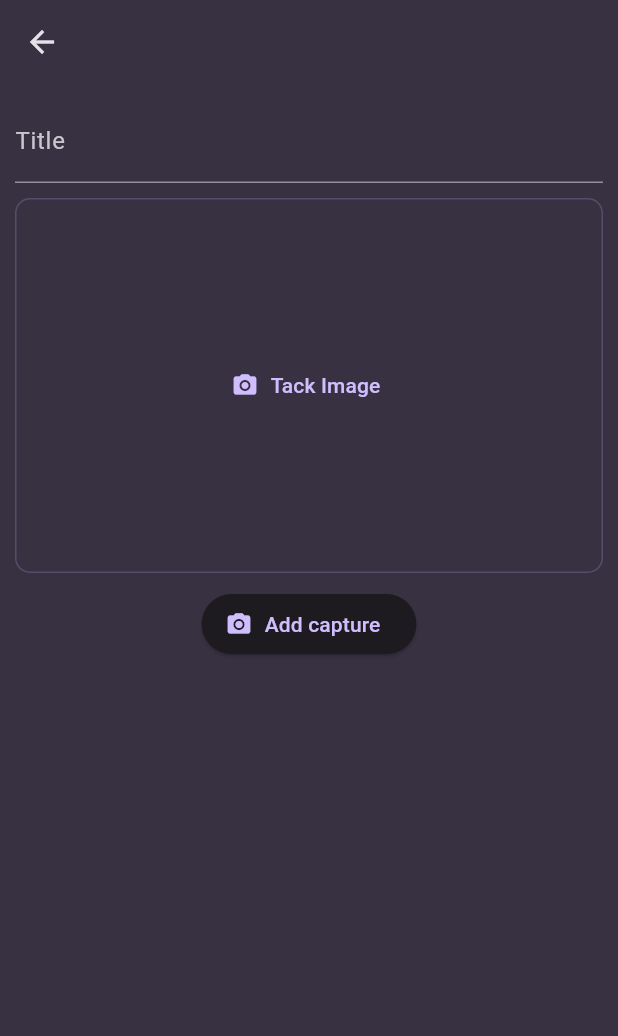
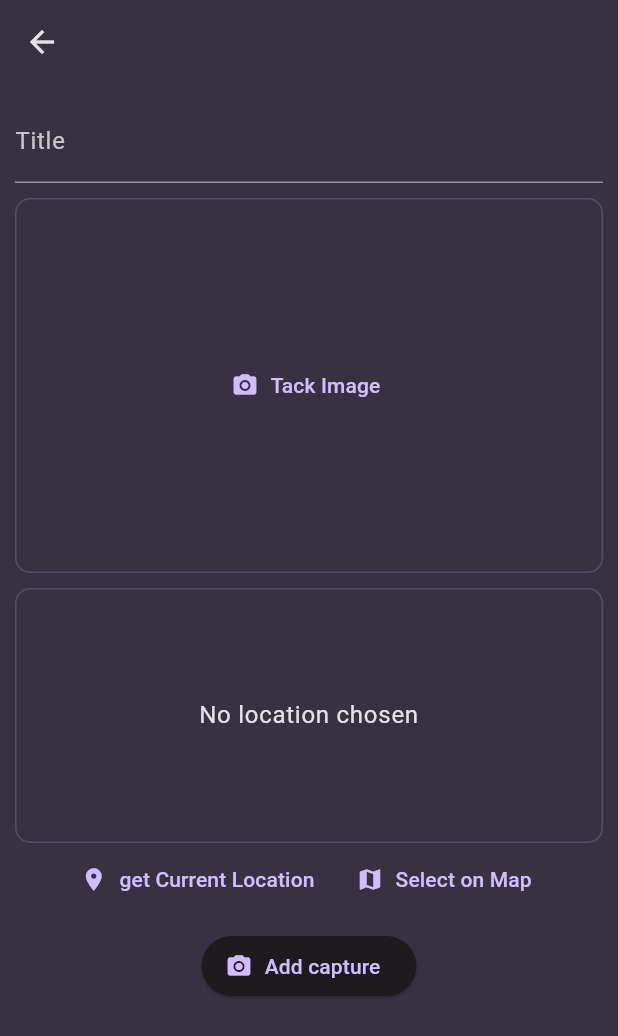
Before and after one commit to devchand4949/my_favorite_place, a Flutter app: the screen it shows after launch, after a tap on the "add" icon, on a phone screen of 412 x 824 dp. Shown: the top 1036 px of the screen. Run offline on Flutter 3.47's test engine with Material 3 defaults, Android fonts, the phone set to English and light mode, and no system bars; our stand-ins replace flutter_riverpod, google_fonts, google_maps_flutter, image_picker, location, riverpod; network calls fail.

Commit message:
google map show onpress circle avatar without api key

```diff
--- a/lib/models/place_model.dart
+++ b/lib/models/place_model.dart
@@ -1,12 +1,31 @@
+import 'dart:io';
+
 import 'package:uuid/uuid.dart';
 
 const uuid = Uuid();
 
+class PlaceLocation {
+  const PlaceLocation({
+    required this.latitude,
+    required this.longitude,
+    required this.address
+});
+
+  final double latitude;
+  final double longitude;
+  final String address;
+
+}
+
 class PlaceModel {
    PlaceModel({
     required this.title,
+     required this.image,
+     required this.location
 }) : id = uuid.v4();
 
   final String id;
   final String title;
+  final File image;
+  final  PlaceLocation location;
 }
--- a/lib/providers/user_places.dart
+++ b/lib/providers/user_places.dart
@@ -1,11 +1,13 @@
+import 'dart:io';
+
 import 'package:riverpod/riverpod.dart';
 import 'package:favorite_places/models/place_model.dart';
 
 class UserPlaceNotifier extends StateNotifier<List<PlaceModel>> {
   UserPlaceNotifier() : super(const []);
 
-  void addPlace(String title) {
-    final newPlace = PlaceModel(title: title);
+  void addPlace(String title, File image,PlaceLocation location) {
+    final newPlace = PlaceModel(title: title,image:image,location: location);
     state = [newPlace, ...state];
   }
 }
--- a/lib/screens/add_places.dart
+++ b/lib/screens/add_places.dart
@@ -1,6 +1,10 @@
+import 'dart:io';
+
 import 'package:favorite_places/main.dart';
+import 'package:favorite_places/models/place_model.dart';
 import 'package:favorite_places/providers/user_places.dart';
 import 'package:favorite_places/widgets/image_input.dart';
+import 'package:favorite_places/widgets/location_input.dart';
 import 'package:flutter/material.dart';
 import 'package:flutter_riverpod/flutter_riverpod.dart';
 
@@ -13,14 +17,19 @@ class AddPlaces extends ConsumerStatefulWidget {
 
 class _AddPlacesState extends ConsumerState<AddPlaces> {
   final _titleController = TextEditingController();
+  File? _selectedImage;
+  PlaceLocation? _selectedLocation;
 
   void _savePlace() {
     final enteresTitle = _titleController.text;
 
-    if (enteresTitle.isEmpty) {
+    if (enteresTitle.isEmpty || _selectedImage == null || _selectedLocation == null) {
       return;
     }
-    ref.read(userPlaceProvider.notifier).addPlace(enteresTitle);
+    ref
+        .read(userPlaceProvider.notifier)
+    // provider mathi aavre che addPlace method
+        .addPlace(enteresTitle, _selectedImage!,_selectedLocation!);
 
     Navigator.of(context).pop();
   }
@@ -58,7 +67,18 @@ class _AddPlacesState extends ConsumerState<AddPlaces> {
               height: 10,
             ),
             // camera capture field
-            ImageInput(),
+            ImageInput(
+              onSelectedImageDataPass: (image) {
+                _selectedImage = image;
+              },
+            ),
+            const SizedBox(
+              height: 10,
+            ),
+            // // location input field
+            LocationInput(onSelectLocation: (location){
+              _selectedLocation = location;
+            },),
             const SizedBox(
               height: 10,
             ),
--- a/lib/screens/list_screen.dart
+++ b/lib/screens/list_screen.dart
@@ -21,7 +21,10 @@ class ListScreen extends ConsumerWidget {
               icon:Icon(Icons.add))
         ],
       ),
-      body: ListWidget(places: userPlace)
+      body: Padding(
+        padding: const EdgeInsets.all(8.0),
+        child: ListWidget(places: userPlace),
+      )
     );
   }
 }
--- a/lib/widgets/image_input.dart
+++ b/lib/widgets/image_input.dart
@@ -5,7 +5,9 @@ import 'package:flutter/material.dart';
 import 'package:image_picker/image_picker.dart';
 
 class ImageInput extends StatefulWidget {
-  const ImageInput({super.key});
+  const ImageInput({super.key,required this.onSelectedImageDataPass});
+
+  final void Function(File image) onSelectedImageDataPass;
 
   @override
   State<ImageInput> createState() => _ImageInputState();
@@ -25,6 +27,8 @@ class _ImageInputState extends State<ImageInput> {
     setState(() {
       _selectedImage = File(pickedImage.path);
     });
+
+    widget.onSelectedImageDataPass(_selectedImage!);
   }
 
   @override
--- /dev/null
+++ b/lib/widgets/location_input.dart
@@ -0,0 +1,130 @@
+import 'dart:convert';
+
+import 'package:flutter/material.dart';
+import 'package:location/location.dart';
+import 'package:http/http.dart' as http;
+import 'package:favorite_places/models/place_model.dart';
+
+class LocationInput extends StatefulWidget {
+  const LocationInput({super.key,required this.onSelectLocation});
+
+  final void Function(PlaceLocation location)onSelectLocation;
+
+  @override
+  State<LocationInput> createState() => _LocationInputState();
+}
+
+class _LocationInputState extends State<LocationInput> {
+  PlaceLocation? _pickedLocation;// placeLocation use for model screen
+  var _isGettingLocation = false;
+
+  String get locationImage {
+    if(_pickedLocation ==  null){
+      return '';
+    }
+    final lat = _pickedLocation!.latitude;
+    final lon = _pickedLocation!.longitude;
+    // 2)google map static api get kari
+    return 'https://maps.googleapis.com/maps/api/staticmap?center=$lat,$lon&zoom=16&size=600x300&maptype=roadmap &markers=color:red%7Clabel:A%7C$lat,$lon&key=YOUR_API_KEYxyz';
+  }
+
+  void _getCurrentLocation()async{
+    Location location = new Location();
+
+    bool serviceEnabled;
+    PermissionStatus permissionGranted;
+    LocationData locationData;
+
+    serviceEnabled = await location.serviceEnabled();
+    if (!serviceEnabled) {
+      serviceEnabled = await location.requestService();
+      if (!serviceEnabled) {
+        return;
+      }
+    }
+
+    permissionGranted = await location.hasPermission();
+    if (permissionGranted == PermissionStatus.denied) {
+      permissionGranted = await location.requestPermission();
+      if (permissionGranted != PermissionStatus.granted) {
+        return;
+      }
+    }
+
+    setState(() {
+      _isGettingLocation = true;
+    });
+
+    locationData = await location.getLocation();
+    final lat = locationData.latitude;
+    final lon = locationData.longitude;
+
+    if(lat == null || lon == null){
+      return;
+    }
+    // 1) google map api get kari
+    final url = Uri.https('//maps.googleapis.com/maps/api/geocode/json?latlng=$lat,$lon&key=YOUR_API_KEYxyz');
+    final response = await http.get(url);
+    final resdata = json.decode(response.body);
+    final address = resdata['results'][0]['formatted_address'];
+
+    setState(() {
+      _pickedLocation = PlaceLocation(latitude: lat, longitude: lon, address: address);
+      _isGettingLocation = false;
+    });
+
+    widget.onSelectLocation(_pickedLocation!);
+  }
+
+  @override
+  Widget build(BuildContext context) {
+    Widget previewContent = Text(
+      'No location chosen',
+      textAlign: TextAlign.center,
+      style: Theme.of(context)
+          .textTheme
+          .bodyLarge!
+          .copyWith(color: Theme.of(context).colorScheme.onBackground),
+    );
+
+    if(_pickedLocation != null){
+      previewContent = Image.network(locationImage,fit: BoxFit.cover,width: double.infinity,height: double.infinity,);
+    }
+
+    if(_isGettingLocation){
+      previewContent = const CircularProgressIndicator();
+    }
+
+    return Column(
+      children: [
+        Container(
+          height: 170,
+          width: double.infinity,
+          alignment: Alignment.center,
+          decoration: BoxDecoration(
+            borderRadius: BorderRadius.circular(10),
+            border: Border.all(
+                width: 1,
+                color: Theme.of(context).colorScheme.primary.withOpacity(0.2)),
+          ),
+          child:previewContent
+        ),
+        Row(
+          mainAxisAlignment: MainAxisAlignment.center,
+          children: [
+            TextButton.icon(
+              label: Text('get Current Location'),
+              icon: Icon(Icons.location_on),
+              onPressed: _getCurrentLocation,
+            ),
+            TextButton.icon(
+              label: Text('Select on Map'),
+              icon: Icon(Icons.map),
+              onPressed: () {},
+            )
+          ],
+        )
+      ],
+    );
+  }
+}
--- a/pubspec.yaml
+++ b/pubspec.yaml
@@ -38,6 +38,9 @@ dependencies:
   uuid: ^4.5.1
   flutter_riverpod: ^2.6.1
   image_picker: ^1.1.2
+  location: ^7.0.1
+  http: ^1.2.2
+  google_maps_flutter: ^2.10.0
 
 dev_dependencies:
   flutter_test:
```
Also changed, not shown: lib/screens/detail_places.dart (+58 -10 lines), lib/screens/map_screen.dart (added, +44 -0 lines), lib/widgets/list_widget.dart (+14 -0 lines), pubspec.lock, 5 other files.
